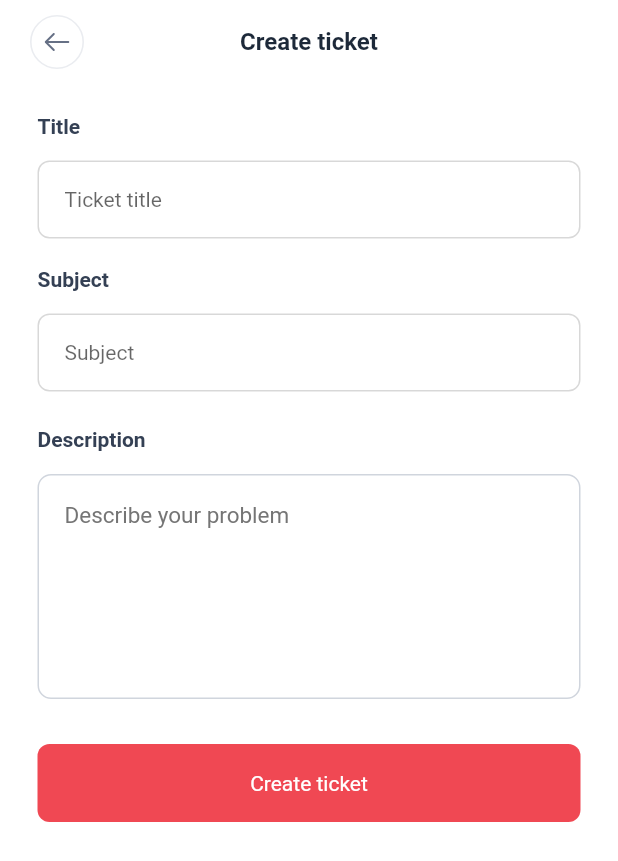
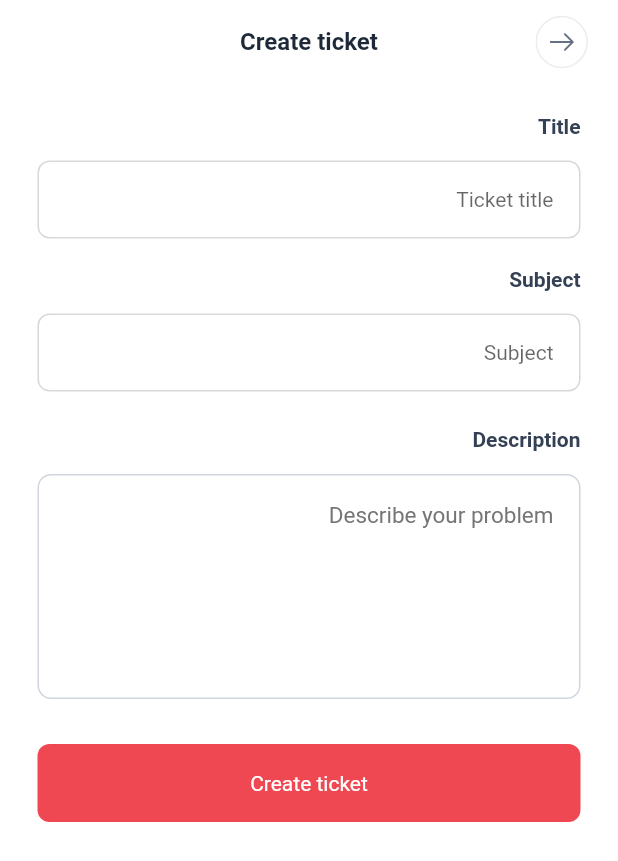
Before and after one commit to parthamjangir2020/Nazmart-mobile-app, a Flutter app: the RefundTicketsPage screen opened directly, after a tap on "Create", on a phone screen of 412 x 824 dp. Shown: the top 861 px of the screen. Run offline on Flutter 3.47's test engine with Material 2 defaults, Android fonts, the light colour scheme and no system bars; our stand-ins replace auto_size_text, cached_network_image, carousel_slider, connectivity, dio, expandable and 17 more; missing offline and left inert: cashfree_pg, colorlizer, custom_timer, flutter_facebook_auth, flutter_inappwebview, flutter_stripe and 4 more; accounts and stored records are empty; network calls fail; project files that could hold a hidden picture were left out.

Commit message:
rtl code added

```diff
--- a/lib/services/common_service.dart
+++ b/lib/services/common_service.dart
@@ -11,6 +11,7 @@ import 'package:no_name_ecommerce/services/payment_services/stripe_service.dart'
 import 'package:no_name_ecommerce/services/product_details_service.dart';
 import 'package:no_name_ecommerce/services/profile_service.dart';
 import 'package:no_name_ecommerce/services/recent_product_service.dart';
+import 'package:no_name_ecommerce/services/rtl_service.dart';
 import 'package:no_name_ecommerce/services/slider_service.dart';
 import 'package:no_name_ecommerce/services/translate_string_service.dart';
 import 'package:no_name_ecommerce/view/product/product_details_page.dart';
@@ -71,6 +72,9 @@ runAtStart(BuildContext context) {
   Provider.of<TranslateStringService>(context, listen: false)
       .fetchTranslatedStrings(context);
 
+  Provider.of<RtlService>(context, listen: false).fetchCurrency();
+  Provider.of<RtlService>(context, listen: false).fetchDirection();
+
   startStripe();
 }
 
--- a/lib/services/payment_services/stripe_service.dart
+++ b/lib/services/payment_services/stripe_service.dart
@@ -152,10 +152,10 @@ class StripeService with ChangeNotifier {
     };
 
     var response =
-        await http.post(Uri.parse(ApiUrl.gatewayListUri), headers: header);
-    print(response.statusCode);
+        await http.get(Uri.parse(ApiUrl.gatewayListUri), headers: header);
+    print('stripe ---- ${response.body}');
     if (response.statusCode == 201 || response.statusCode == 200) {
-      var paymentList = jsonDecode(response.body)['gateway_list'];
+      var paymentList = jsonDecode(response.body)['data'];
       var publicKey;
 
       for (int i = 0; i < paymentList.length; i++) {
--- a/lib/services/rtl_service.dart
+++ b/lib/services/rtl_service.dart
@@ -6,7 +6,7 @@ import 'package:no_name_ecommerce/view/utils/api_url.dart';
 
 class RtlService with ChangeNotifier {
   /// RTL support
-  String direction = 'ltr';
+  String direction = 'rtl';
 
   String currency = '\$';
   String currencyDirection = 'left';
--- a/lib/view/checkout/components/coupon_field.dart
+++ b/lib/view/checkout/components/coupon_field.dart
@@ -38,7 +38,7 @@ class CouponField extends StatelessWidget {
                   marginBottom: 0,
                 )),
                 Container(
-                  margin: const EdgeInsets.only(left: 10),
+                  margin: const EdgeInsets.symmetric(horizontal: 10),
                   width: 100,
                   child: buttonPrimary(ConstString.apply, () {
                     if (couponController.text.isEmpty) {
--- a/lib/view/checkout/components/shipping_select.dart
+++ b/lib/view/checkout/components/shipping_select.dart
@@ -44,7 +44,7 @@ class ShippingSelect extends StatelessWidget {
                       );
                     },
                     child: Container(
-                      padding: const EdgeInsets.fromLTRB(0, 12, 20, 9),
+                      padding: const EdgeInsets.fromLTRB(0, 12, 0, 9),
                       child: Text(
                         ln.getString(ConstString.addDeliveryAddress),
                         style: const TextStyle(
--- a/lib/view/home/components/home_top.dart
+++ b/lib/view/home/components/home_top.dart
@@ -75,7 +75,7 @@ class HomeTop extends StatelessWidget {
                                 });
                           },
                           child: Container(
-                            margin: const EdgeInsets.only(left: 25),
+                            margin: const EdgeInsets.symmetric(horizontal: 25),
                             child: SvgPicture.asset(
                               'assets/svg/category-2.svg',
                               height: 25,
--- a/lib/view/order/order_details_page.dart
+++ b/lib/view/order/order_details_page.dart
@@ -68,13 +68,13 @@ class OrderDetailsPage extends StatelessWidget {
                                       '${ConstString.payment}: ${op.orderDetails?.data.paymentStatus}',
                                       (() {}),
                                       paddingVertical: 10,
-                                      bgColor: Colors.yellow[800]),
+                                      bgColor: Colors.green[800]),
                                   gapH(10),
                                   buttonPrimary(
                                       '${ConstString.order}: ${op.orderDetails?.data.status}',
                                       (() {}),
                                       paddingVertical: 10,
-                                      bgColor: Colors.green[800]),
+                                      bgColor: Colors.yellow[800]),
                                 ],
                               ))
                             ],
--- a/lib/view/refund_products/refund_support_ticket/refund_ticket_chat_page.dart
+++ b/lib/view/refund_products/refund_support_ticket/refund_ticket_chat_page.dart
@@ -145,11 +145,11 @@ class _RefundTicketChatPageState extends State<RefundTicketChatPage> {
                                                     ['type'] ==
                                                 "admin"
                                             ? 10
-                                            : 90,
+                                            : 160,
                                         right: provider.messagesList[index]
                                                     ['type'] ==
                                                 "admin"
-                                            ? 130
+                                            ? 160
                                             : 10,
                                         top: 10,
                                         bottom: 10),
@@ -169,6 +169,7 @@ class _RefundTicketChatPageState extends State<RefundTicketChatPage> {
                                         children: [
                                           //the message ==========>
                                           Container(
+                                            alignment: Alignment.centerRight,
                                             decoration: BoxDecoration(
                                               borderRadius:
                                                   BorderRadius.circular(20),
--- a/lib/view/refund_products/refund_support_ticket/refund_tickets_page.dart
+++ b/lib/view/refund_products/refund_support_ticket/refund_tickets_page.dart
@@ -62,7 +62,7 @@ class _RefundTicketsPageState extends State<RefundTicketsPage> {
                 padding: const EdgeInsets.symmetric(
                   vertical: 9,
                 ),
-                margin: const EdgeInsets.only(right: 25),
+                margin: const EdgeInsets.symmetric(horizontal: 25),
                 child: InkWell(
                   onTap: () {
                     Navigator.push(
@@ -171,32 +171,6 @@ class _RefundTicketsPageState extends State<RefundTicketsPage> {
                                                 color: primaryColor,
                                               ),
                                             ),
-                                            // put the hamburger icon here
-                                            // PopupMenuButton(
-                                            //   // initialValue: 2,
-                                            //   child:
-                                            //       const Icon(Icons.more_vert),
-                                            //   itemBuilder: (context) {
-                                            //     return List.generate(
-                                            //         popupMenuTexts.length,
-                                            //         (menuIndex) {
-                                            //       return PopupMenuItem(
-                                            //         onTap: () async {
-                                            //           await Future.delayed(
-                                            //               Duration.zero);
-                                            //           popupMenuActions(
-                                            //               menuIndex, provider,
-                                            //               ticketId: provider
-                                            //                       .ticketList[i]
-                                            //                   ['id']);
-                                            //         },
-                                            //         value: menuIndex,
-                                            //         child: Text(popupMenuTexts[
-                                            //             menuIndex]),
-                                            //       );
-                                            //     });
-                                            //   },
-                                            // )
                                           ],
                                         ),
 
--- a/lib/view/utils/common_helper.dart
+++ b/lib/view/utils/common_helper.dart
@@ -1,6 +1,7 @@
 import 'package:cached_network_image/cached_network_image.dart';
 import 'package:flutter/material.dart';
 import 'package:flutter_svg/svg.dart';
+import 'package:no_name_ecommerce/services/rtl_service.dart';
 import 'package:no_name_ecommerce/services/translate_string_service.dart';
 import 'package:no_name_ecommerce/view/utils/constant_colors.dart';
 import 'package:no_name_ecommerce/view/utils/constant_styles.dart';
@@ -24,14 +25,19 @@ appbarCommon(String title, BuildContext context, VoidCallback pressed,
     backgroundColor: Colors.transparent,
     elevation: 0,
     actions: actions,
+    leadingWidth: 75,
     leading: hasBackButton
         ? InkWell(
             onTap: pressed,
-            child: Container(
-              margin: const EdgeInsets.only(left: 20),
-              child: SvgPicture.asset(
-                'assets/svg/arrow-back-circle.svg',
-                height: 40,
+            child: Consumer<RtlService>(
+              builder: (context, rtl, child) => Container(
+                margin: const EdgeInsets.symmetric(horizontal: 20),
+                child: SvgPicture.asset(
+                  rtl.direction == 'ltr'
+                      ? 'assets/svg/arrow-back-circle.svg'
+                      : 'assets/svg/arrow-forward-circle.svg',
+                  height: 40,
+                ),
               ),
             ),
           )
```
Also changed, not shown: lib/main.dart (+10 -0 lines), lib/view/auth/signup/dropdowns/country_dropdown_popup.dart (+16 -9 lines), lib/view/auth/signup/dropdowns/state_dropdown_popup.dart (+17 -8 lines), lib/view/discover/discover_page.dart (+2 -6 lines), lib/view/support_ticket/my_tickets_page.dart (+5 -15 lines), lib/view/support_ticket/ticket_chat_page.dart (+27 -26 lines), assets/svg/arrow-forward-circle.svg (added).
